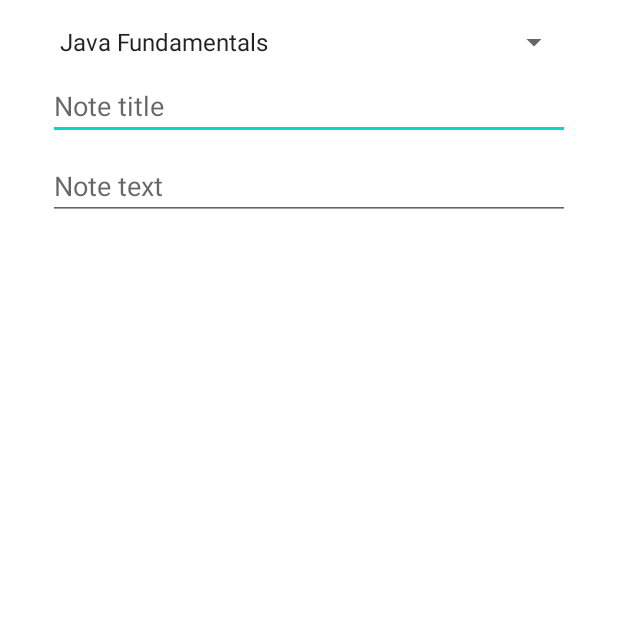
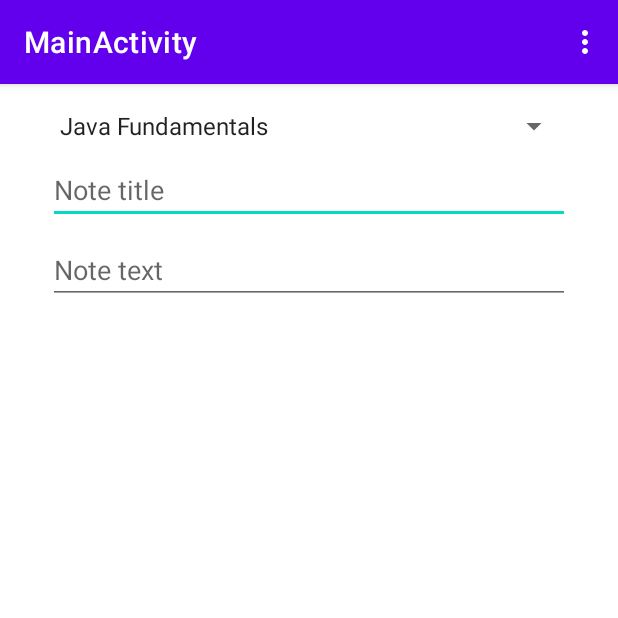
Before and after one commit to niranjandawadi/noteKeeper, an Android app: the MainActivity screen opened directly, with no data from a screen before it, on a phone screen of 412 x 824 dp, the top half of it. Run offline under Robolectric (Android 15) with nearby library versions, the phone set to English and light mode, and no system bars.

Commit message:
added menu item

```diff
--- a/app/src/main/java/com/niranjan/android/notekeeper/MainActivity.kt
+++ b/app/src/main/java/com/niranjan/android/notekeeper/MainActivity.kt
@@ -1,6 +1,8 @@
 package com.niranjan.android.notekeeper
 
 import android.os.Bundle
+import android.view.Menu
+import android.view.MenuItem
 import android.widget.ArrayAdapter
 import androidx.appcompat.app.AppCompatActivity
 import com.niranjan.android.notekeeper.databinding.ActivityMainBinding
@@ -20,6 +22,8 @@ class MainActivity : AppCompatActivity() {
 
         contentViewBinding = ContentMainBinding.inflate(layoutInflater)
         setContentView(contentViewBinding.root)
+        setSupportActionBar(contentViewBinding.toolbar)
+
 
         val adapterCourses =
             ArrayAdapter(
@@ -32,7 +36,7 @@ class MainActivity : AppCompatActivity() {
 
         notePosition = intent.getIntExtra(Constants.EXTRA_NOTE_POSITION, Constants.POSITION_NOT_SET)
 
-        if (notePosition != Constants.POSITION_NOT_SET){
+        if (notePosition != Constants.POSITION_NOT_SET) {
             displayNote()
         }
     }
@@ -44,6 +48,26 @@ class MainActivity : AppCompatActivity() {
 
         val coursePosition = DataManager.courses.values.indexOf(note.course)
         binding.content.spinnerCourses.setSelection(coursePosition)
-        ahsgdha
+    }
+
+    override fun onCreateOptionsMenu(menu: Menu?): Boolean {
+        menuInflater.inflate(R.menu.menu_main, menu)
+        return true
+    }
+
+    override fun onOptionsItemSelected(item: MenuItem): Boolean {
+        return when (item.itemId) {
+            R.id.actionSettings -> true
+            R.id.actionNext -> {
+                moveNext()
+                true
+            }
+            else -> super.onOptionsItemSelected(item)
+        }
+    }
+
+    private fun moveNext() {
+        ++notePosition
+        displayNote()
     }
 }
--- a/app/src/main/res/layout/content_main.xml
+++ b/app/src/main/res/layout/content_main.xml
@@ -1,10 +1,28 @@
 <?xml version="1.0" encoding="utf-8"?>
 <androidx.constraintlayout.widget.ConstraintLayout xmlns:android="http://schemas.android.com/apk/res/android"
+    xmlns:app="http://schemas.android.com/apk/res-auto"
     android:id="@+id/clContent"
-    xmlns:app="http://schemas.android.com/apk/res-auto"
     android:layout_width="match_parent"
     android:layout_height="match_parent"
     app:layout_behavior="@string/appbar_scrolling_view_behavior">
+
+    <com.google.android.material.appbar.AppBarLayout
+        android:id="@+id/appBar"
+        android:layout_width="match_parent"
+        android:layout_height="wrap_content"
+        android:theme="@style/Theme.NoteKeeper.AppBarOverlay"
+        app:layout_constraintEnd_toEndOf="parent"
+        app:layout_constraintHorizontal_bias="0.5"
+        app:layout_constraintStart_toStartOf="parent"
+        app:layout_constraintTop_toTopOf="parent">
+
+        <androidx.appcompat.widget.Toolbar
+            android:id="@+id/toolbar"
+            android:layout_width="match_parent"
+            android:layout_height="?attr/actionBarSize"
+            android:background="?attr/colorPrimary"
+            app:popupTheme="@style/Theme.NoteKeeper.PopupOverlay" />
+    </com.google.android.material.appbar.AppBarLayout>
 
     <Spinner
         android:id="@+id/spinnerCourses"
@@ -16,7 +34,7 @@
         app:layout_constraintEnd_toEndOf="parent"
         app:layout_constraintHorizontal_bias="0.5"
         app:layout_constraintStart_toStartOf="parent"
-        app:layout_constraintTop_toTopOf="parent" />
+        app:layout_constraintTop_toBottomOf="@id/appBar" />
 
     <EditText
         android:id="@+id/noteTitle"
--- /dev/null
+++ b/app/src/main/res/menu/menu_main.xml
@@ -0,0 +1,12 @@
+<?xml version="1.0" encoding="utf-8"?>
+<menu xmlns:android="http://schemas.android.com/apk/res/android">
+
+    <item
+        android:id="@+id/actionNext"
+        android:title="Next" />
+
+
+    <item
+        android:id="@+id/actionSettings"
+        android:title="Settings" />
+</menu>
```
Also changed, not shown: app/src/main/res/layout/activity_main.xml (+3 -17 lines).
